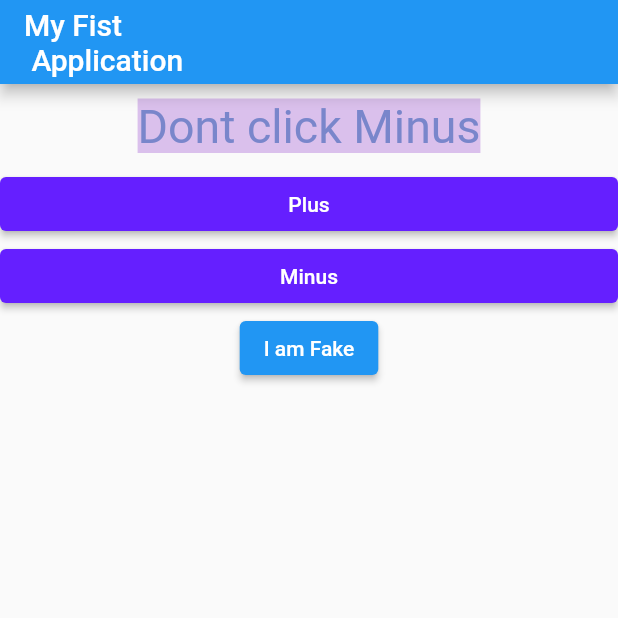
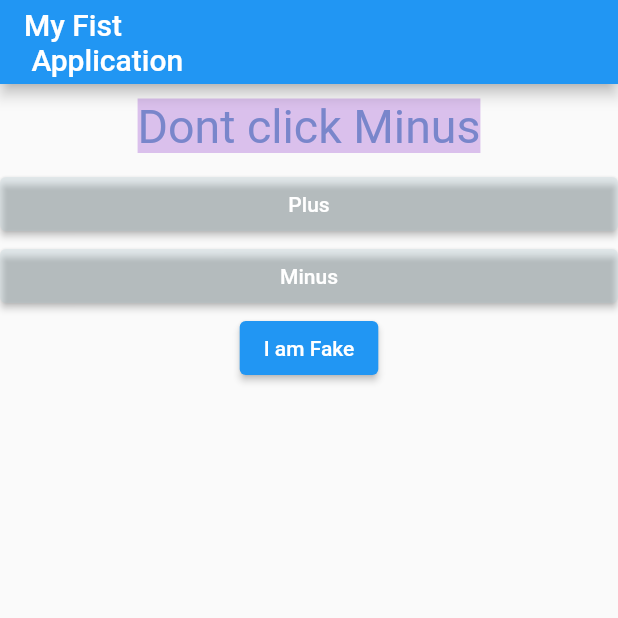
Before and after one commit to Setu-13/FlutterApp-1, a Flutter app: the screen it shows after launch, on a phone screen of 412 x 824 dp, the top half of it. Run offline on Flutter 3.47's test engine with Material 2 defaults, Android fonts, the phone set to English and light mode, and no system bars.

Commit message:
Just changed te color

```diff
--- a/lib/answer.dart
+++ b/lib/answer.dart
@@ -14,7 +14,7 @@ class Answer extends StatelessWidget {
           onPressed: setHandler,
           style: ButtonStyle(
             backgroundColor:
-                MaterialStateProperty.all(Colors.deepPurpleAccent.shade400),
+                MaterialStateProperty.all(Color.fromARGB(61, 177, 205, 214)),
           )),
     );
   }
```
